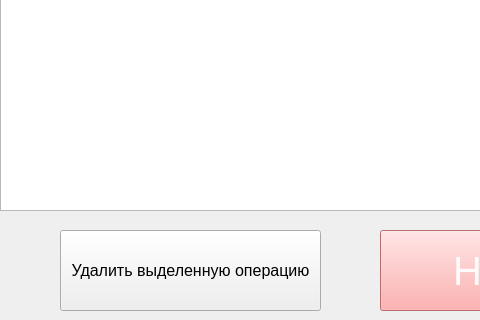
Before: the Qt Designer form MS_DesktopApp/UI/AllOperationsWindow.ui in Griver2006/MetalStocktakingService, drawn with Qt 5; both pictures show x 0 to 480 and y 430 to 750 of the 1121 by 750 pixel window.
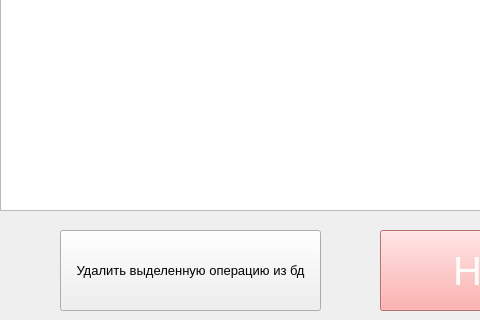
After: the same form once the commit is applied.

```diff
--- a/MS_DesktopApp/UI/AllOperationsWindow.ui
+++ b/MS_DesktopApp/UI/AllOperationsWindow.ui
@@ -48,11 +48,11 @@
    </property>
    <property name="font">
     <font>
-     <pointsize>12</pointsize>
+     <pointsize>10</pointsize>
     </font>
    </property>
    <property name="text">
-    <string>Удалить выделенную операцию</string>
+    <string>Удалить выделенную операцию из бд</string>
    </property>
   </widget>
   <widget class="QTableWidget" name="tableWidget">
```
